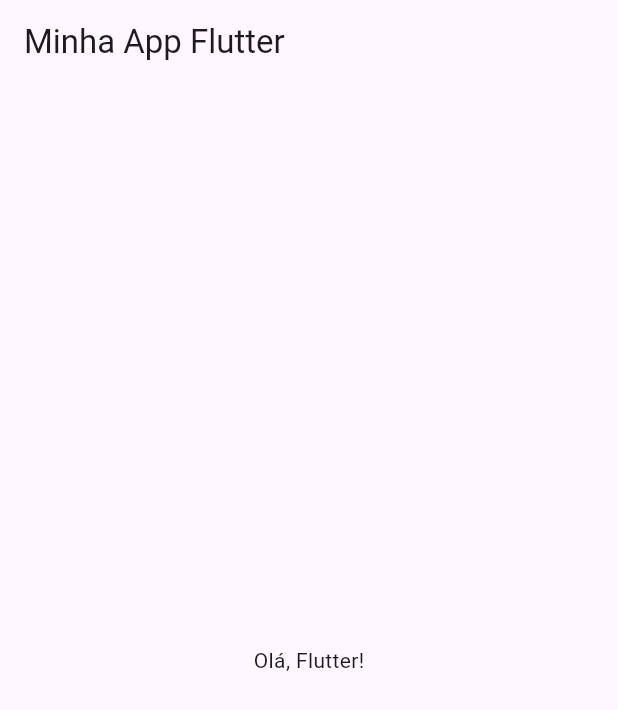
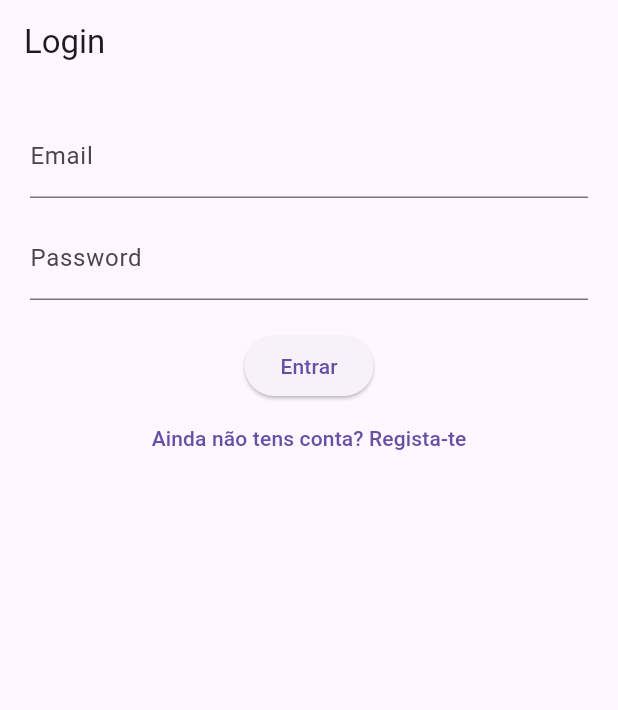
Before and after one commit to Avliis/physiosense, a Flutter app: the screen it shows after launch, on a phone screen of 412 x 824 dp. Shown: the top 710 px of the screen. Run offline on Flutter 3.47's test engine with Material 3 defaults, Android fonts, the phone set to English and light mode, and no system bars.

Commit message:
create: página de login feita

```diff
--- a/lib/main.dart
+++ b/lib/main.dart
@@ -1,17 +1,26 @@
 import 'package:flutter/material.dart';
+import 'screens/login_screen.dart';
+import 'screens/home_screen.dart';
+import 'screens/register_screen.dart';
+import 'screens/splash_screen.dart'; // Add this import
 
 void main() {
-  runApp(MyApp());
+  runApp(const MyApp());
 }
 
 class MyApp extends StatelessWidget {
+  const MyApp({super.key});
+
   @override
   Widget build(BuildContext context) {
     return MaterialApp(
-      home: Scaffold(
-        appBar: AppBar(title: Text('Minha App Flutter')),
-        body: Center(child: Text('Olá, Flutter!')),
-      ),
+      title: 'App DAMA',
+      theme: ThemeData(primarySwatch: Colors.blue),
+      initialRoute: '/splash', // Change initial route to splash
+      routes: {
+        '/splash': (context) => const SplashScreen(), // Add splash route
+        '/login': (context) => const LoginScreen(),
+      },
     );
   }
 }
--- /dev/null
+++ b/lib/screens/login_screen.dart
@@ -0,0 +1,79 @@
+import 'package:flutter/material.dart';
+
+class LoginScreen extends StatefulWidget {
+  const LoginScreen({super.key});
+
+  @override
+  State<LoginScreen> createState() => _LoginScreenState();
+}
+
+class _LoginScreenState extends State<LoginScreen> {
+  final _formKey = GlobalKey<FormState>();
+  String _email = '';
+  String _password = '';
+  bool _isLoading = false;
+
+  void _submitLogin() async {
+    if (_formKey.currentState!.validate()) {
+      setState(() => _isLoading = true);
+
+      // Simular chamada à API
+      await Future.delayed(const Duration(seconds: 2));
+
+      setState(() => _isLoading = false);
+
+      if (_email == 'user@test.com' && _password == '123456') {
+        // Login bem-sucedido, navegar para outra página
+        Navigator.pushReplacementNamed(context, '/home');
+      } else {
+        ScaffoldMessenger.of(context).showSnackBar(
+          const SnackBar(content: Text('Credenciais inválidas')),
+        );
+      }
+    }
+  }
+
+  @override
+  Widget build(BuildContext context) {
+    return Scaffold(
+      appBar: AppBar(title: const Text('Login')),
+      body: Padding(
+        padding: const EdgeInsets.all(20.0),
+        child: Form(
+          key: _formKey,
+          child: Column(
+            children: [
+              TextFormField(
+                decoration: const InputDecoration(labelText: 'Email'),
+                onChanged: (val) => _email = val,
+                validator: (val) =>
+                    val != null && val.contains('@') ? null : 'Email inválido',
+              ),
+              const SizedBox(height: 12),
+              TextFormField(
+                decoration: const InputDecoration(labelText: 'Password'),
+                obscureText: true,
+                onChanged: (val) => _password = val,
+                validator: (val) =>
+                    val != null && val.length >= 6 ? null : 'Mín. 6 caracteres',
+              ),
+              const SizedBox(height: 20),
+              _isLoading
+                  ? const CircularProgressIndicator()
+                  : ElevatedButton(
+                      onPressed: _submitLogin,
+                      child: const Text('Entrar'),
+                    ),
+              TextButton(
+                onPressed: () {
+                  Navigator.pushNamed(context, '/register');
+                },
+                child: const Text('Ainda não tens conta? Regista-te'),
+              )
+            ],
+          ),
+        ),
+      ),
+    );
+  }
+}
```
Also changed, not shown: lib/screens/splash_screen.dart (added, +43 -0 lines), lib/screens/home_screen.dart (added), lib/screens/register_screen.dart (added).
